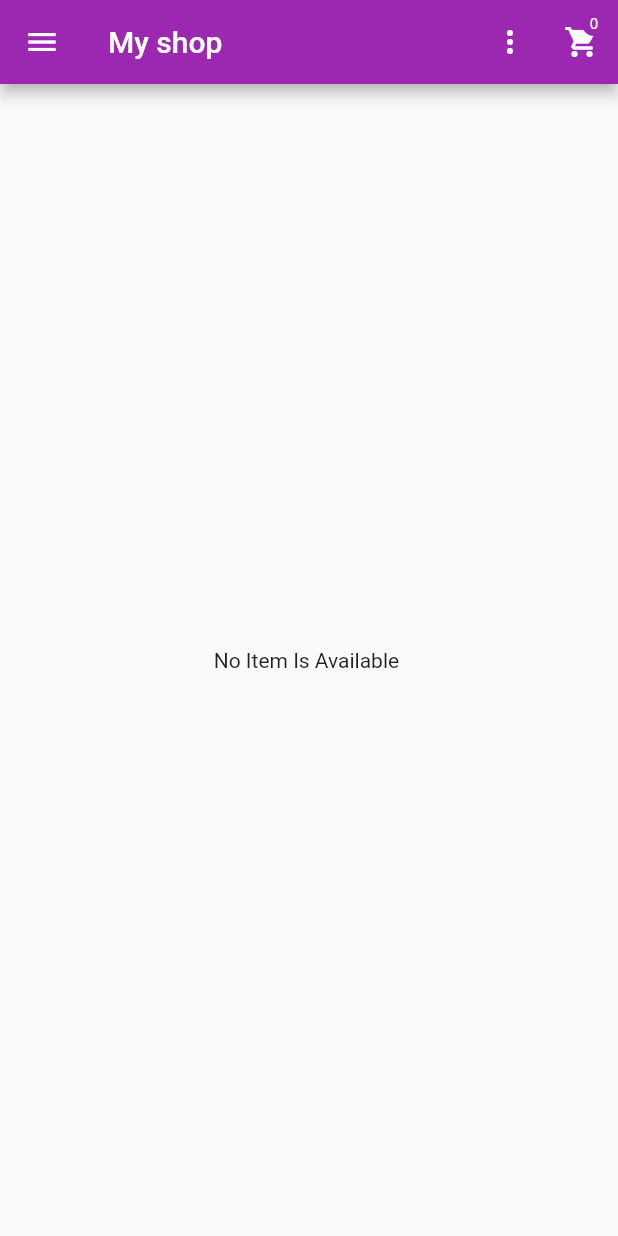
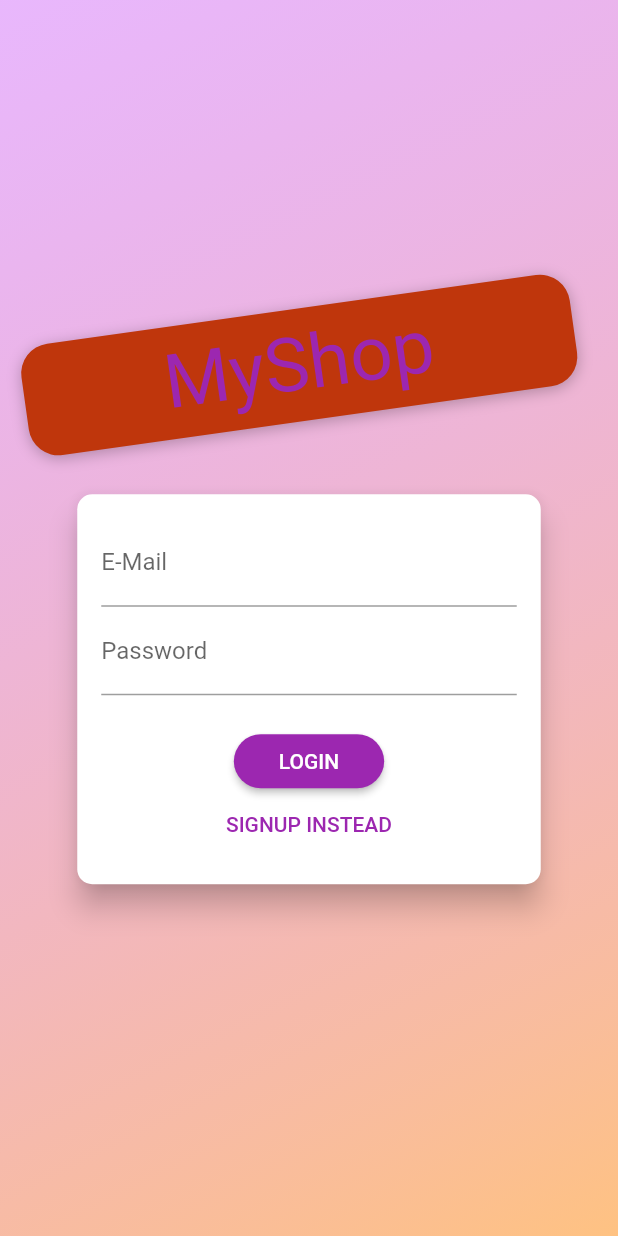
Before and after one commit to orbitsdev/shopapp, a Flutter app: the screen it shows after launch, on a phone screen of 412 x 824 dp. Run offline on Flutter 3.47's test engine with Material 2 defaults, Android fonts, the phone set to English and light mode, and no system bars; our stand-ins replace get, shared_preferences; Roboto replaces fonts that are missing (Anton).

```diff
--- a/analysis_options.yaml
+++ b/analysis_options.yaml
@@ -24,6 +24,5 @@ linter:
   rules:
     # avoid_print: false  # Uncomment to disable the `avoid_print` rule
     # prefer_single_quotes: true  # Uncomment to enable the `prefer_single_quotes` rule
-
 # Additional information about this file can be found at
 # https://dart.dev/guides/language/analysis-options
--- /dev/null
+++ b/lib/controller/exceptions/http_exception.dart
@@ -0,0 +1,21 @@
+
+class HttpException implements Exception {
+
+
+ final String message;
+  HttpException(
+  this.message,
+  );
+
+
+@override
+  String toString() {
+    super.toString();
+
+    return message;
+  }
+
+
+
+
+}
--- a/lib/controller/product_controller.dart
+++ b/lib/controller/product_controller.dart
@@ -7,6 +7,7 @@ class ProductController extends GetxController {
   List<Product> fetchdata() {
     return [
       Product(
+
         id: 'p1',
         title: 'Red Shirt',
         description: 'A red shirt - it is pretty red!',
@@ -15,6 +16,7 @@ class ProductController extends GetxController {
             'https://cdn.pixabay.com/photo/2016/10/02/22/17/red-t-shirt-1710578_1280.jpg',
       ),
       Product(
+
         id: 'p2',
         title: 'Trousers',
         description: 'A nice pair of trousers.',
@@ -23,6 +25,7 @@ class ProductController extends GetxController {
             'https://upload.wikimedia.org/wikipedia/commons/thumb/e/e8/Trousers%2C_dress_%28AM_1960.022-8%29.jpg/512px-Trousers%2C_dress_%28AM_1960.022-8%29.jpg',
       ),
       Product(
+
         id: 'p3',
         title: 'Yellow Scarf',
         description: 'Warm and cozy - exactly what you need for the winter.',
@@ -31,6 +34,7 @@ class ProductController extends GetxController {
             'https://live.staticflickr.com/4043/4438260868_cc79b3369d_z.jpg',
       ),
       Product(
+
         id: 'p4',
         title: 'A Pan',
         description: 'Prepare any meal you want.',
--- a/lib/dummy/collectionof.dart
+++ b/lib/dummy/collectionof.dart
@@ -2,6 +2,7 @@ import 'package:shop/model/product.dart';
 
 List<Product> productcollection = [
   Product(
+
     id: 'p1',
     title: 'Red Shirt',
     description: 'A red shirt - it is pretty red!',
@@ -10,6 +11,7 @@ List<Product> productcollection = [
         'https://cdn.pixabay.com/photo/2016/10/02/22/17/red-t-shirt-1710578_1280.jpg',
   ),
   Product(
+
     id: 'p2',
     title: 'Trousers',
     description: 'A nice pair of trousers.',
@@ -18,6 +20,7 @@ List<Product> productcollection = [
         'https://upload.wikimedia.org/wikipedia/commons/thumb/e/e8/Trousers%2C_dress_%28AM_1960.022-8%29.jpg/512px-Trousers%2C_dress_%28AM_1960.022-8%29.jpg',
   ),
   Product(
+
     id: 'p3',
     title: 'Yellow Scarf',
     description: 'Warm and cozy - exactly what you need for the winter.',
@@ -25,6 +28,7 @@ List<Product> productcollection = [
     imageUrl: 'https://live.staticflickr.com/4043/4438260868_cc79b3369d_z.jpg',
   ),
   Product(
+
     id: 'p4',
     title: 'A Pan',
     description: 'Prepare any meal you want.',
--- a/lib/main.dart
+++ b/lib/main.dart
@@ -1,13 +1,16 @@
 import 'package:flutter/material.dart';
+import 'package:shop/provider/auth.dart';
 import 'package:shop/provider/cart.dart';
 import 'package:shop/provider/orders.dart';
 import 'package:shop/provider/products.dart';
+import 'package:shop/view/auth_screen.dart';
 import 'package:shop/view/cart_screen.dart';
 import 'package:shop/view/edit_product_screen.dart';
 import 'package:shop/view/order_screen.dart';
 import 'package:shop/view/product_details_screen.dart';
 import 'package:shop/view/product_screen.dart';
 import 'package:provider/provider.dart';
+import 'package:shop/view/splash_screen.dart';
 import 'package:shop/view/user_product_screen.dart';
 
 void main() {
@@ -21,18 +24,44 @@ class MyApp extends StatelessWidget {
   Widget build(BuildContext context) {
     return MultiProvider(
       providers: [
-          ChangeNotifierProvider(create: (_) => Products()),
-          ChangeNotifierProvider(create: (_) => Cart()),
         ChangeNotifierProvider(
-            create: (_) => Orders(),
-          )
+          create: (_) => Auth(),
+        ),
+        ChangeNotifierProxyProvider<Auth, Products>(
+          create: (_) => Products('', '', []),
+          update: (ctx, auth, previousProducts) => Products(
+              auth.token as String,
+              auth.userId as String,
+              previousProducts!.items == null ? [] : previousProducts.items),
+        ),
+        ChangeNotifierProxyProvider<Auth, Cart>(
+          create: (_) => Cart('', {}),
+          update: (ctx, auth, previousCart) => Cart(auth.token as String,
+              previousCart!.item == null ? {} : previousCart.item),
+        ),
+        ChangeNotifierProxyProvider<Auth, Orders>(
+          create: (_) => Orders('', '', []),
+          update: (ctx, auth, previousOrders) => Orders(
+              auth.token as String,
+              auth.userId as String,
+              previousOrders == null ? [] : previousOrders.theorders),
+        ),
       ],
-        child: MaterialApp(
+      child: Consumer<Auth>(
+          builder: (context, auth, _) => MaterialApp(
                 theme: ThemeData(
                   primarySwatch: Colors.purple,
                   accentColor: Colors.deepOrange,
                 ),
-          home: ProductScreen(),
+                home: auth.isAuth
+                    ? ProductScreen()
+                    : FutureBuilder(
+                        future: auth.tryAutoLogin(),
+                        builder: (ctx, authresult) =>
+                            authresult.connectionState ==
+                                    ConnectionState.waiting
+                                ? SplashScreen()
+                                : AuthScreen()),
                 routes: {
                   ProductDetailsScreen.routeName: (_) => ProductDetailsScreen(),
                   CartScreen.routeName: (_) => CartScreen(),
@@ -41,6 +70,7 @@ class MyApp extends StatelessWidget {
                   EditProductScreen.routeName: (_) => EditProductScreen(),
                 },
                 debugShowCheckedModeBanner: false,
-        ));
+              )),
+    );
   }
 }
--- /dev/null
+++ b/lib/provider/auth.dart
@@ -0,0 +1,140 @@
+import 'dart:convert';
+import 'package:flutter/material.dart';
+import 'package:http/http.dart' as http;
+import 'package:shop/exception/http_exception.dart';
+import 'dart:async';
+import 'package:shared_preferences/shared_preferences.dart';
+
+class Auth extends ChangeNotifier {
+  String? _token;
+  DateTime? _expiryDate;
+  String? _userId;
+  Timer? _auhtimer;
+
+  bool get isAuth {
+    if (token == 'null') {
+      return false;
+    } else {
+      return true;
+    }
+  }
+
+  String get userId {
+    return _userId as String;
+  }
+
+  String? get token {
+    if (_expiryDate != null &&
+        _expiryDate!.isAfter(DateTime.now()) &&
+        _token != null) {
+      return _token;
+    }
+    return 'null';
+  }
+
+  Future<void> _authenticate(
+      String email, String password, String urlSegment) async {
+    var url = Uri.parse(
+        'https://identitytoolkit.googleapis.com/v1/accounts:${urlSegment}?key=AIzaSyCV0kz9kHoy2sqJ9pLxXrI6ywPFyUVHq28');
+
+    try {
+      final response = await http.post(url,
+          body: json.encode({
+            'email': email,
+            'password': password,
+            'returnSecureToken': true,
+          }));
+
+      final responseData = json.decode(response.body);
+
+      if (responseData['error'] != null) {
+        throw HttpExeption(responseData['error']['message']);
+      }
+
+      _token = responseData['idToken'];
+      _userId = responseData['localId'];
+      _expiryDate = DateTime.now().add(
+        Duration(
+            seconds: int.parse(
+          responseData['expiresIn'],
+        )),
+      );
+
+      _autoLogout();
+      print('___________________');
+      print(_token);
+      print(_expiryDate);
+      print(_userId);
+
+      // print(responseData);
+      notifyListeners();
+
+      final prefs = await SharedPreferences.getInstance();
+      final userData = json.encode({
+        'token': _token,
+        'userId': _userId,
+        'expiryDate': _expiryDate!.toIso8601String(),
+      });
+      prefs.setString('userdata', userData);
+    } catch (error) {
+      throw error;
+    }
+
+    // print(json.decode(response.body));
+  }
+
+  Future<void> signup(String email, String password) async {
+    return _authenticate(email, password, 'signUp');
+  }
+
+  Future<void> login(String email, String password) async {
+    return _authenticate(email, password, 'signInWithPassword');
+  }
+
+  Future<bool> tryAutoLogin() async {
+    final prefs = await SharedPreferences.getInstance();
+    if (!prefs.containsKey('userdata')) {
+      return false;
+    }
+
+    final extractedUserData = json.decode(prefs.getString('userdata') as String)
+        as Map<String, dynamic>;
+    final expiryDate = DateTime.parse(extractedUserData['expiryDate']);
+
+    if (expiryDate.isBefore(DateTime.now())) {
+      return false;
+    }
+    _token = extractedUserData['token'];
+    _userId = extractedUserData['userId'];
+    _expiryDate = extractedUserData['expiryDate'];
+
+    notifyListeners();
+    _autoLogout();
+    return true;
+  }
+
+  void logout() async {
+    _token = 'null';
+    _expiryDate = null;
+    _userId = '';
+    if (_auhtimer != null) {
+      _auhtimer!.cancel();
+      _auhtimer = null;
+    }
+
+    notifyListeners();
+
+    final prefs = await SharedPreferences.getInstance();
+
+    // prefs.remove('userdata');
+    prefs.clear();
+  }
+
+  void _autoLogout() {
+    if (_auhtimer != null) {
+      _auhtimer!.cancel();
+    }
+    final timetoExpiry = _expiryDate!.difference(DateTime.now()).inSeconds;
+    _auhtimer = Timer(Duration(seconds: timetoExpiry), logout);
+  }
+}
--- a/lib/provider/cart.dart
+++ b/lib/provider/cart.dart
@@ -19,6 +19,10 @@ class CartItem {
 
 class Cart with ChangeNotifier {
   Map<String, CartItem> _items = {};
+
+  String? authToken;
+
+  Cart(this.authToken, this._items);
 
   Map<String, CartItem> get item {
     return {..._items};
@@ -46,7 +50,7 @@ class Cart with ChangeNotifier {
 
       try {
         final url = Uri.parse(
-            'https://shop-27d83-default-rtdb.firebaseio.com/cart/$productId/$cartid.json');
+            'https://shop-27d83-default-rtdb.firebaseio.com/cart/$productId/$cartid.json?auth=$authToken');
         final response = await http.patch(url,
             body: json.encode({
               'quantity': oldquantityvalue + 1,
@@ -54,9 +58,11 @@ class Cart with ChangeNotifier {
       } catch (error) {
         throw (error);
       }
+
+      print('success');
     } else {
       final url = Uri.parse(
-          'https://shop-27d83-default-rtdb.firebaseio.com/cart/$productId.json');
+          'https://shop-27d83-default-rtdb.firebaseio.com/cart/$productId.json?auth=$authToken');
       var thetime = DateTime.now().toString();
       try {
         final response = await http.post(url,
@@ -71,7 +77,7 @@ class Cart with ChangeNotifier {
 
         var cartid = json.decode(response.body)["name"];
         final carturl = Uri.parse(
-            'https://shop-27d83-default-rtdb.firebaseio.com/cart/$productId/$cartid.json');
+            'https://shop-27d83-default-rtdb.firebaseio.com/cart/$productId/$cartid.json?auth=$authToken');
 
         final fetchcart = await http.get(carturl);
         final cart = json.decode(fetchcart.body);
@@ -111,7 +117,7 @@ class Cart with ChangeNotifier {
     final oldquantityvalue = _items[productId]!.quantity;
     try {
       final url = Uri.parse(
-          'https://shop-27d83-default-rtdb.firebaseio.com/cart/$productId/$cartid.json');
+          'https://shop-27d83-default-rtdb.firebaseio.com/cart/$productId/$cartid.json?auth=$authToken');
 
       await http.delete(url);
       _items.remove(productId);
@@ -138,7 +144,7 @@ class Cart with ChangeNotifier {
     } else {
       try {
         final url = Uri.parse(
-            'https://shop-27d83-default-rtdb.firebaseio.com/cart/$productId.json');
+            'https://shop-27d83-default-rtdb.firebaseio.com/cart/$productId.json?auth=$authToken');
 
         final response = await http.get(url);
         _items.remove(productId);
--- a/lib/provider/orders.dart
+++ b/lib/provider/orders.dart
@@ -21,6 +21,10 @@ class OrderItem {
 
 class Orders with ChangeNotifier {
   List<OrderItem> _orders = [];
+  String? authToken;
+  String? userid;
+  Orders(this.authToken, this.userid, this._orders);
+
 
   List<OrderItem> get theorders {
     return [..._orders];
@@ -28,7 +32,7 @@ class Orders with ChangeNotifier {
 
   Future<void> fetchandPrepaireData() async {
     final url =
-        Uri.parse('https://shop-27d83-default-rtdb.firebaseio.com/order.json');
+        Uri.parse('https://shop-27d83-default-rtdb.firebaseio.com/order/$userid.json?auth=$authToken');
 
     try {
       final response = await http.get(url);
@@ -59,7 +63,7 @@ class Orders with ChangeNotifier {
 
   Future<void> addOrder(List<CartItem> cartProducts, double total) async {
     final url =
-        Uri.parse('https://shop-27d83-default-rtdb.firebaseio.com/order.json');
+        Uri.parse('https://shop-27d83-default-rtdb.firebaseio.com/order/$userid.json?auth=$authToken');
 
     final thedate = DateTime.now();
 
--- /dev/null
+++ b/lib/view/auth_screen.dart
@@ -0,0 +1,270 @@
+import 'dart:math';
+
+import 'package:flutter/material.dart';
+import 'package:provider/provider.dart';
+import 'package:shop/controller/exceptions/http_exception.dart';
+import 'package:shop/provider/auth.dart';
+
+enum AuthMode { Signup, Login }
+
+class AuthScreen extends StatelessWidget {
+  static const routeName = '/auth';
+
+  @override
+  Widget build(BuildContext context) {
+    final deviceSize = MediaQuery.of(context).size;
+    // final transformConfig = Matrix4.rotationZ(-8 * pi / 180);
+    // transformConfig.translate(-10.0);
+    return Scaffold(
+      // resizeToAvoidBottomInset: false,
+      body: Stack(
+        children: <Widget>[
+          Container(
+            decoration: BoxDecoration(
+              gradient: LinearGradient(
+                colors: [
+                  Color.fromRGBO(215, 117, 255, 1).withOpacity(0.5),
+                  Color.fromRGBO(255, 188, 117, 1).withOpacity(0.9),
+                ],
+                begin: Alignment.topLeft,
+                end: Alignment.bottomRight,
+                stops: [0, 1],
+              ),
+            ),
+          ),
+          SingleChildScrollView(
+            child: Container(
+              height: deviceSize.height,
+              width: deviceSize.width,
+              child: Column(
+                mainAxisAlignment: MainAxisAlignment.center,
+                crossAxisAlignment: CrossAxisAlignment.center,
+                children: <Widget>[
+                  Flexible(
+                    child: Container(
+                      margin: EdgeInsets.only(bottom: 20.0),
+                      padding:
+                          EdgeInsets.symmetric(vertical: 8.0, horizontal: 94.0),
+                      transform: Matrix4.rotationZ(-8 * pi / 180)
+                        ..translate(-10.0),
+                      // ..translate(-10.0),
+                      decoration: BoxDecoration(
+                        borderRadius: BorderRadius.circular(20),
+                        color: Colors.deepOrange.shade900,
+                        boxShadow: [
+                          BoxShadow(
+                            blurRadius: 8,
+                            color: Colors.black26,
+                            offset: Offset(0, 2),
+                          )
+                        ],
+                      ),
+                      child: Text(
+                        'MyShop',
+                        style: TextStyle(
+                          color: Theme.of(context).primaryColor,
+                          fontSize: 50,
+                          fontFamily: 'Anton',
+                          fontWeight: FontWeight.normal,
+                        ),
+                      ),
+                    ),
+                  ),
+                  Flexible(
+                    flex: deviceSize.width > 600 ? 2 : 1,
+                    child: AuthCard(),
+                  ),
+                ],
+              ),
+            ),
+          ),
+        ],
+      ),
+    );
+  }
+}
+
+class AuthCard extends StatefulWidget {
+  @override
+  _AuthCardState createState() => _AuthCardState();
+}
+
+class _AuthCardState extends State<AuthCard> {
+  final GlobalKey<FormState> _formKey = GlobalKey();
+  AuthMode _authMode = AuthMode.Login;
+  Map<String, String> _authData = {
+    'email': '',
+    'password': '',
+  };
+  var _isLoading = false;
+  final _passwordController = TextEditingController();
+
+  void _showErrorDialog(String message) {
+    showDialog(
+      context: context,
+      builder: (ctx) => AlertDialog(
+        title: Text('An Error Occurred!'),
+        content: Text(message),
+        actions: <Widget>[
+          FlatButton(
+            child: Text('Okay'),
+            onPressed: () {
+              Navigator.of(ctx).pop();
+            },
+          )
+        ],
+      ),
+    );
+  }
+
+  Future<void> _submit() async {
+    if (!_formKey.currentState!.validate()) {
+      // Invalid!
+      return;
+    }
+    _formKey.currentState!.save();
+    setState(() {
+      _isLoading = true;
+    });
+    try {
+      if (_authMode == AuthMode.Login) {
+        // Log user in
+        await Provider.of<Auth>(context, listen: false).login(
+          _authData['email'] as String,
+          _authData['password'] as String,
+        );
+      } else {
+        // Sign user up
+        await Provider.of<Auth>(context, listen: false).signup(
+          _authData['email'] as String,
+          _authData['password'] as String,
+        );
+      }
+    } on HttpException catch (error) {
+      var errorMessage = 'Authentication failed';
+      if (error.toString().contains('EMAIL_EXISTS')) {
+        errorMessage = 'This email address is already in use.';
+      } else if (error.toString().contains('INVALID_EMAIL')) {
+        errorMessage = 'This is not a valid email address';
+      } else if (error.toString().contains('WEAK_PASSWORD')) {
+        errorMessage = 'This password is too weak.';
+      } else if (error.toString().contains('EMAIL_NOT_FOUND')) {
+        errorMessage = 'Could not find a user with that email.';
+      } else if (error.toString().contains('INVALID_PASSWORD')) {
+        errorMessage = 'Invalid password.';
+      }
+      _showErrorDialog(errorMessage);
+    } catch (error) {
+      const errorMessage =
+          'Could not authenticate you. Please try again later.';
+      _showErrorDialog(errorMessage);
+    }
+
+    setState(() {
+      _isLoading = false;
+    });
+  }
+
+  void _switchAuthMode() {
+    if (_authMode == AuthMode.Login) {
+      setState(() {
+        _authMode = AuthMode.Signup;
+      });
+    } else {
+      setState(() {
+        _authMode = AuthMode.Login;
+      });
+    }
+  }
+
+  @override
+  Widget build(BuildContext context) {
+    final deviceSize = MediaQuery.of(context).size;
+    return Card(
+      shape: RoundedRectangleBorder(
+        borderRadius: BorderRadius.circular(10.0),
+      ),
+      elevation: 8.0,
+      child: Container(
+        height: _authMode == AuthMode.Signup ? 320 : 260,
+        constraints:
+            BoxConstraints(minHeight: _authMode == AuthMode.Signup ? 320 : 260),
+        width: deviceSize.width * 0.75,
+        padding: EdgeInsets.all(16.0),
+        child: Form(
+          key: _formKey,
+          child: SingleChildScrollView(
+            child: Column(
+              children: <Widget>[
+                TextFormField(
+                  decoration: InputDecoration(labelText: 'E-Mail'),
+                  keyboardType: TextInputType.emailAddress,
+                  validator: (value) {
+                    if (value!.isEmpty || !value.contains('@')) {
+                      return 'Invalid email!';
+                    }
+                  },
+                  onSaved: (value) {
+                    _authData['email'] = value!;
+                  },
+                ),
+                TextFormField(
+                  decoration: InputDecoration(labelText: 'Password'),
+                  obscureText: true,
+                  controller: _passwordController,
+                  validator: (value) {
+                    if (value!.isEmpty || value.length < 5) {
+                      return 'Password is too short!';
+                    }
+                  },
+                  onSaved: (value) {
+                    _authData['password'] = value!;
+                  },
+                ),
+                if (_authMode == AuthMode.Signup)
+                  TextFormField(
+                    enabled: _authMode == AuthMode.Signup,
+                    decoration: InputDecoration(labelText: 'Confirm Password'),
+                    obscureText: true,
+                    validator: _authMode == AuthMode.Signup
+                        ? (value) {
+                            if (value != _passwordController.text) {
+                              return 'Passwords do not match!';
+                            }
+                          }
+                        : null,
+                  ),
+                SizedBox(
+                  height: 20,
+                ),
+                if (_isLoading)
+                  CircularProgressIndicator()
+                else
+                  RaisedButton(
+                    child:
+                        Text(_authMode == AuthMode.Login ? 'LOGIN' : 'SIGN UP'),
+                    onPressed: _submit,
+                    shape: RoundedRectangleBorder(
+                      borderRadius: BorderRadius.circular(30),
+                    ),
+                    padding:
+                        EdgeInsets.symmetric(horizontal: 30.0, vertical: 8.0),
+                    color: Theme.of(context).primaryColor,
+                    textColor: Theme.of(context).primaryTextTheme.button!.color,
+                  ),
+                FlatButton(
+                  child: Text(
+                      '${_authMode == AuthMode.Login ? 'SIGNUP' : 'LOGIN'} INSTEAD'),
+                  onPressed: _switchAuthMode,
+                  padding: EdgeInsets.symmetric(horizontal: 30.0, vertical: 4),
+                  materialTapTargetSize: MaterialTapTargetSize.shrinkWrap,
+                  textColor: Theme.of(context).primaryColor,
+                ),
+              ],
+            ),
+          ),
+        ),
+      ),
+    );
+  }
+}
--- a/lib/view/product_screen.dart
+++ b/lib/view/product_screen.dart
@@ -50,6 +50,8 @@ class _ProductScreenState extends State<ProductScreen> {
   @override
   Widget build(BuildContext context) {
     final productObject = Provider.of<Products>(context);
+
+
     return Scaffold(
       appBar: AppBar(
         title: Text('My shop'),
--- a/lib/view/user_product_screen.dart
+++ b/lib/view/user_product_screen.dart
@@ -75,6 +75,7 @@ class _UserProductScreenState extends State<UserProductScreen> {
                             children: [
                               UserProductItem(
                                   productId: productsData.items[index].id,
+                                  userid:productsData.userId as String,
                                   title: productsData.items[index].title,
                                   imageUrl: productsData.items[index].imageUrl),
                               Divider(),
--- a/lib/widgets/product_item.dart
+++ b/lib/widgets/product_item.dart
@@ -1,6 +1,7 @@
 import 'package:flutter/material.dart';
 import 'package:provider/provider.dart';
 import 'package:shop/model/product.dart';
+import 'package:shop/provider/auth.dart';
 import 'package:shop/provider/cart.dart';
 import 'package:shop/view/product_details_screen.dart';
 
@@ -9,6 +10,7 @@ class ProductItem extends StatelessWidget {
   Widget build(BuildContext context) {
     final product = Provider.of<Product>(context);
     final cart = Provider.of<Cart>(context, listen: false);
+    final authData = Provider.of<Auth>(context, listen:  false);
 
     return ClipRRect(
       borderRadius: BorderRadius.circular(10),
@@ -22,7 +24,7 @@ class ProductItem extends StatelessWidget {
             backgroundColor: Colors.black54,
             leading: IconButton(
                 onPressed: () {
-                  product.toggleFavoriteStatus();
+                  product.toggleFavoriteStatus(authData.token as String, authData.userId as String);
                 },
                 icon: Icon(product.isFavorite
                     ? Icons.favorite
--- a/lib/widgets/user_product_item.dart
+++ b/lib/widgets/user_product_item.dart
@@ -4,12 +4,15 @@ import 'package:shop/provider/products.dart';
 import 'package:shop/view/edit_product_screen.dart';
 
 class UserProductItem extends StatelessWidget {
+
+  final String userid;
   final String productId;
   final String title;
   final String imageUrl;
   UserProductItem({
     Key? key,
     required this.productId,
+    required this.userid,
     required this.title,
     required this.imageUrl,
   }) : super(key: key);
@@ -41,6 +44,7 @@ class UserProductItem extends StatelessWidget {
                   } catch (error) {
                     scaffold
                         .showSnackBar(SnackBar(content: Text('Delete Faild')));
+                        print(error);
                   }
                 },
                 icon: Icon(
--- a/pubspec.yaml
+++ b/pubspec.yaml
@@ -34,6 +34,11 @@ dependencies:
   provider: ^6.0.1
   intl: ^0.17.0
   http: ^0.13.4
+  dependencies:
+  firebase_auth: ^3.2.0
+  firebase_core: ^1.10.0
+  firebase_storage: ^10.1.0
+  shared_preferences: ^2.0.9
 
   # The following adds the Cupertino Icons font to your application.
   # Use with the CupertinoIcons class for iOS style icons.
```
Also changed, not shown: lib/model/product.dart (+9 -4 lines), lib/provider/products.dart (+69 -36 lines), lib/view/edit_product_screen.dart (+14 -1 lines), lib/view/product_details_screen.dart (+21 -3 lines), lib/view/splash_screen.dart (added, +12 -0 lines), lib/widgets/app_drawer.dart (+13 -0 lines), pubspec.lock, 3 other files. Lines whose indentation alone changed are shown as unchanged.
